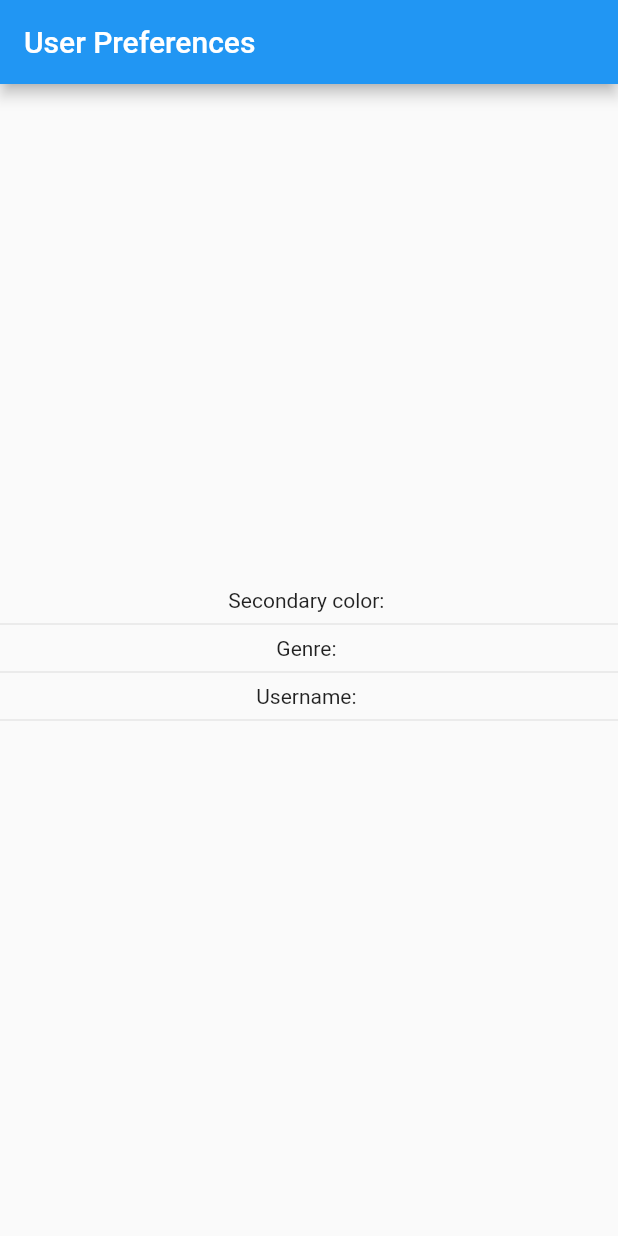
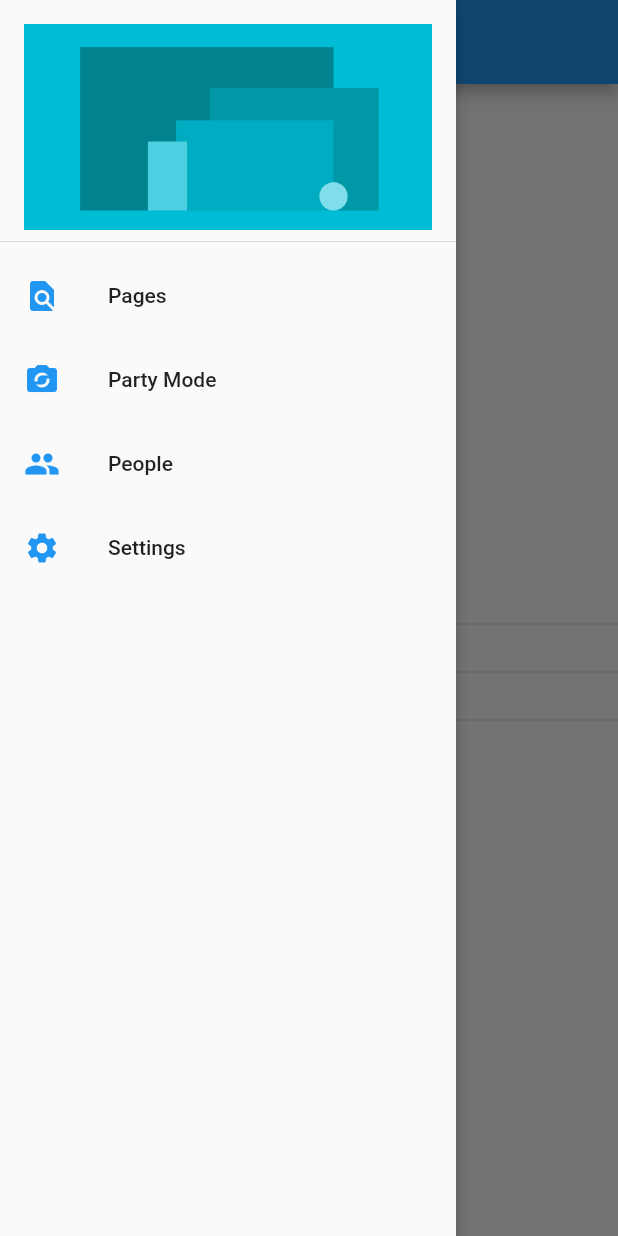
Before and after one commit to marcossevilla/user-preferences, a Flutter app: the screen it shows after launch, with the side drawer open (before the commit the screen has no drawer), on a phone screen of 412 x 824 dp. Run offline on Flutter 3.47's test engine with Material 2 defaults, Android fonts, the phone set to English and light mode, and no system bars.

Commit message:
added drawer in home page

```diff
--- a/lib/src/pages/home_page.dart
+++ b/lib/src/pages/home_page.dart
@@ -1,4 +1,5 @@
 import 'package:flutter/material.dart';
+import 'package:user_preferences/src/pages/settings_page.dart';
 
 class HomePage extends StatelessWidget {
   static final String routeName = 'home';
@@ -9,6 +10,7 @@ class HomePage extends StatelessWidget {
       appBar: AppBar(
         title: Text('User Preferences'),
       ),
+      drawer: _createMenu(context),
       body: Column(
         mainAxisAlignment: MainAxisAlignment.center,
         children: <Widget>[
@@ -22,4 +24,58 @@ class HomePage extends StatelessWidget {
       ),
     );
   }
+
+  Drawer _createMenu(BuildContext context) {
+    return Drawer(
+      elevation: 5.0,
+      child: ListView(
+        padding: EdgeInsets.zero,
+        children: <Widget>[
+          DrawerHeader(
+            child: Container(
+              decoration: BoxDecoration(
+                image: DecorationImage(
+                  image: AssetImage('assets/header.png'),
+                  fit: BoxFit.cover,
+                ),
+              ),
+            ),
+          ),
+          ListTile(
+            leading: Icon(
+              Icons.find_in_page,
+              color: Colors.blue,
+            ),
+            title: Text('Pages'),
+            onTap: () {},
+          ),
+          ListTile(
+            leading: Icon(
+              Icons.party_mode,
+              color: Colors.blue,
+            ),
+            title: Text('Party Mode'),
+            onTap: () {},
+          ),
+          ListTile(
+            leading: Icon(
+              Icons.people,
+              color: Colors.blue,
+            ),
+            title: Text('People'),
+            onTap: () {},
+          ),
+          ListTile(
+            leading: Icon(
+              Icons.settings,
+              color: Colors.blue,
+            ),
+            title: Text('Settings'),
+            onTap: () =>
+                Navigator.pushReplacementNamed(context, SettingsPage.routeName),
+          ),
+        ],
+      ),
+    );
+  }
 }
```
Also changed, not shown: pubspec.yaml (+3 -8 lines), assets/header.png (added).
